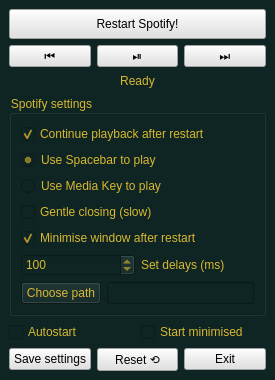
Before: the Qt Designer form mainwindow.ui in Alsweider/SpotiQuit, drawn with Qt 5.
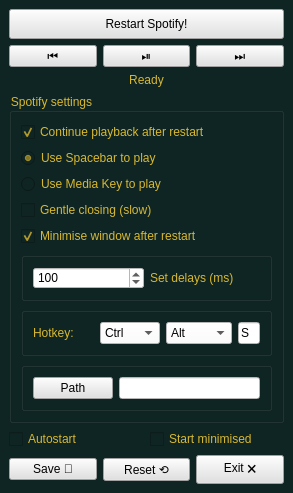
After: the same form once the commit is applied. Icons and pictures are not drawn.

Patch:
```diff
--- a/mainwindow.ui
+++ b/mainwindow.ui
@@ -6,8 +6,8 @@
    <rect>
     <x>0</x>
     <y>0</y>
-    <width>275</width>
-    <height>380</height>
+    <width>293</width>
+    <height>469</height>
    </rect>
   </property>
   <property name="sizePolicy">
@@ -27,10 +27,10 @@
    <string notr="true">background-color: rgb(15, 37, 35);</string>
   </property>
   <widget class="QWidget" name="centralwidget">
-   <layout class="QGridLayout" name="gridLayout">
+   <layout class="QGridLayout" name="gridLayout_6">
     <item row="0" column="0">
-     <layout class="QVBoxLayout" name="verticalLayout">
-      <item>
+     <layout class="QGridLayout" name="gridLayout_5">
+      <item row="0" column="0">
        <widget class="QPushButton" name="pushButton">
         <property name="sizePolicy">
          <sizepolicy hsizetype="Preferred" vsizetype="Fixed">
@@ -60,7 +60,7 @@
         </property>
        </widget>
       </item>
-      <item>
+      <item row="1" column="0">
        <layout class="QHBoxLayout" name="horizontalLayout">
         <item>
          <widget class="QPushButton" name="pushButton_2">
@@ -109,7 +109,7 @@
         </item>
        </layout>
       </item>
-      <item>
+      <item row="2" column="0">
        <widget class="QLabel" name="label">
         <property name="sizePolicy">
          <sizepolicy hsizetype="Preferred" vsizetype="Minimum">
@@ -159,8 +159,42 @@
       <property name="title">
        <string>Spotify settings</string>
       </property>
-      <layout class="QGridLayout" name="gridLayout_2">
-       <item row="2" column="0">
+      <layout class="QGridLayout" name="gridLayout">
+       <item row="0" column="0">
+        <layout class="QVBoxLayout" name="verticalLayout_4">
+         <item>
+          <layout class="QVBoxLayout" name="verticalLayout_3">
+           <item>
+            <widget class="QCheckBox" name="resumePlaybackCheckBox">
+             <property name="toolTip">
+              <string>&lt;html&gt;&lt;head/&gt;&lt;body&gt;&lt;p&gt;Continue playing music after Spotify restarts.&lt;/p&gt;&lt;/body&gt;&lt;/html&gt;</string>
+             </property>
+             <property name="text">
+              <string>Continue playback after restart</string>
+             </property>
+             <property name="checked">
+              <bool>true</bool>
+             </property>
+            </widget>
+           </item>
+           <item>
+            <widget class="QRadioButton" name="radioButton_2">
+             <property name="toolTip">
+              <string>&lt;html&gt;&lt;head/&gt;&lt;body&gt;&lt;p&gt;Select the button to start playback.&lt;/p&gt;&lt;/body&gt;&lt;/html&gt;</string>
+             </property>
+             <property name="styleSheet">
+              <string notr="true">color: rgb(216, 184, 49);
+font: 700 9pt &quot;Arial&quot;;</string>
+             </property>
+             <property name="text">
+              <string>Use Spacebar to play</string>
+             </property>
+             <property name="checked">
+              <bool>true</bool>
+             </property>
+            </widget>
+           </item>
+           <item>
         <widget class="QRadioButton" name="radioButton">
          <property name="toolTip">
           <string>Select the button to start playback.</string>
@@ -177,9 +211,44 @@
          </property>
         </widget>
        </item>
-       <item row="5" column="0">
-        <layout class="QHBoxLayout" name="horizontalLayout_2">
          <item>
+            <widget class="QCheckBox" name="checkBoxGentleClosing">
+             <property name="toolTip">
+              <string>&lt;html&gt;&lt;head/&gt;&lt;body&gt;&lt;p&gt;The option for soft people. Maintains playback progress and volume and ensures that the tray icons are tidy - at the expense of time. Technically, it uses taskkill without the /f (force) parameter.&lt;/p&gt;&lt;/body&gt;&lt;/html&gt;</string>
+             </property>
+             <property name="text">
+              <string>Gentle closing (slow)</string>
+             </property>
+            </widget>
+           </item>
+           <item>
+            <widget class="QCheckBox" name="checkBox">
+             <property name="toolTip">
+              <string>Minimises the Spotify window after resuming playback.</string>
+             </property>
+             <property name="styleSheet">
+              <string notr="true">color: rgb(216, 184, 49);
+font: 700 9pt &quot;Arial&quot;;</string>
+             </property>
+             <property name="text">
+              <string>Minimise window after restart</string>
+             </property>
+             <property name="checked">
+              <bool>true</bool>
+             </property>
+            </widget>
+           </item>
+          </layout>
+         </item>
+         <item>
+          <layout class="QVBoxLayout" name="verticalLayout_2">
+           <item>
+            <widget class="QGroupBox" name="groupBoxDelay">
+             <property name="title">
+              <string/>
+             </property>
+             <layout class="QGridLayout" name="gridLayout_2">
+              <item row="0" column="0">
           <widget class="QSpinBox" name="spinBox">
            <property name="sizePolicy">
             <sizepolicy hsizetype="Preferred" vsizetype="Fixed">
@@ -190,6 +259,10 @@
            <property name="toolTip">
             <string>&lt;html&gt;&lt;head/&gt;&lt;body&gt;&lt;p&gt;Sleep time per break in milliseconds.&lt;/p&gt;&lt;p&gt;Slower systems may need a higher delay.&lt;/p&gt;&lt;/body&gt;&lt;/html&gt;</string>
            </property>
+                <property name="styleSheet">
+                 <string notr="true">color: rgb(0, 0, 0);
+background-color: rgb(255,255,255);</string>
+                </property>
            <property name="alignment">
             <set>Qt::AlignLeading|Qt::AlignLeft|Qt::AlignVCenter</set>
            </property>
@@ -207,7 +280,7 @@
            </property>
           </widget>
          </item>
-         <item>
+              <item row="0" column="1">
           <widget class="QLabel" name="label_2">
            <property name="sizePolicy">
             <sizepolicy hsizetype="Preferred" vsizetype="Preferred">
@@ -227,9 +300,16 @@
           </widget>
          </item>
         </layout>
-       </item>
-       <item row="1" column="0">
-        <widget class="QRadioButton" name="radioButton_2">
+            </widget>
+           </item>
+           <item>
+            <widget class="QGroupBox" name="groupBoxHotkey">
+             <property name="title">
+              <string/>
+             </property>
+             <layout class="QGridLayout" name="gridLayout_3">
+              <item row="0" column="0">
+               <widget class="QLabel" name="label_3">
          <property name="toolTip">
           <string>&lt;html&gt;&lt;head/&gt;&lt;body&gt;&lt;p&gt;Select the button to start playback.&lt;/p&gt;&lt;/body&gt;&lt;/html&gt;</string>
          </property>
@@ -238,73 +318,117 @@
 font: 700 9pt &quot;Arial&quot;;</string>
          </property>
          <property name="text">
-          <string>Use Spacebar to play</string>
-         </property>
-         <property name="checked">
-          <bool>true</bool>
-         </property>
-        </widget>
-       </item>
-       <item row="6" column="0">
-        <layout class="QHBoxLayout" name="horizontalLayout_3">
+                 <string>Hotkey:</string>
+                </property>
+               </widget>
+              </item>
+              <item row="0" column="1">
+               <widget class="QComboBox" name="comboBoxModifier_1">
+                <property name="toolTip">
+                 <string>&lt;html&gt;&lt;head/&gt;&lt;body&gt;&lt;p&gt;Choose your key combination to restart Spotify.&lt;/p&gt;&lt;/body&gt;&lt;/html&gt;</string>
+                </property>
+                <property name="styleSheet">
+                 <string notr="true">color: rgb(0, 0, 0);
+background-color: rgb(255,255,255);</string>
+                </property>
+                <item>
+                 <property name="text">
+                  <string>Ctrl</string>
+                 </property>
+                </item>
+                <item>
+                 <property name="text">
+                  <string>Alt</string>
+                 </property>
+                </item>
+               </widget>
+              </item>
+              <item row="0" column="2">
+               <widget class="QComboBox" name="comboBoxModifier_2">
+                <property name="toolTip">
+                 <string>&lt;html&gt;&lt;head/&gt;&lt;body&gt;&lt;p&gt;Choose your key combination to restart Spotify.&lt;/p&gt;&lt;/body&gt;&lt;/html&gt;</string>
+                </property>
+                <property name="styleSheet">
+                 <string notr="true">color: rgb(0, 0, 0);
+background-color: rgb(255,255,255);</string>
+                </property>
          <item>
+                 <property name="text">
+                  <string>Alt</string>
+                 </property>
+                </item>
+                <item>
+                 <property name="text">
+                  <string>Ctrl</string>
+                 </property>
+                </item>
+                <item>
+                 <property name="text">
+                  <string>[None]</string>
+                 </property>
+                </item>
+               </widget>
+              </item>
+              <item row="0" column="3">
+               <widget class="QLineEdit" name="lineEditHotkey">
+                <property name="maximumSize">
+                 <size>
+                  <width>22</width>
+                  <height>16777215</height>
+                 </size>
+                </property>
+                <property name="toolTip">
+                 <string>&lt;html&gt;&lt;head/&gt;&lt;body&gt;&lt;p&gt;Choose your key combination to restart Spotify.&lt;/p&gt;&lt;/body&gt;&lt;/html&gt;</string>
+                </property>
+                <property name="styleSheet">
+                 <string notr="true">color: rgb(0, 0, 0);
+background-color: rgb(255,255,255);</string>
+                </property>
+                <property name="text">
+                 <string>S</string>
+                </property>
+               </widget>
+              </item>
+             </layout>
+            </widget>
+           </item>
+           <item>
+            <widget class="QGroupBox" name="groupBoxPath">
+             <property name="title">
+              <string/>
+             </property>
+             <layout class="QGridLayout" name="gridLayout_4">
+              <item row="0" column="0">
           <widget class="QPushButton" name="pushButton_4">
            <property name="toolTip">
             <string>&lt;html&gt;&lt;head/&gt;&lt;body&gt;&lt;p&gt;Select path to Spotify.exe. (Only works without spaces.)&lt;/p&gt;&lt;/body&gt;&lt;/html&gt;</string>
            </property>
+                <property name="styleSheet">
+                 <string notr="true">background-color: rgb(225, 225, 225);
+color: rgb(0, 0, 0);</string>
+                </property>
            <property name="text">
-            <string>Choose path</string>
+                 <string>Path</string>
            </property>
           </widget>
          </item>
-         <item>
+              <item row="0" column="1">
           <widget class="QLineEdit" name="lineEdit">
            <property name="toolTip">
             <string>&lt;html&gt;&lt;head/&gt;&lt;body&gt;&lt;p&gt;Selected path to the installed Spotify.exe. &lt;br/&gt;Default: %appdata%\Spotify\Spotify.exe&lt;br/&gt;(Only works without spaces.)&lt;/p&gt;&lt;/body&gt;&lt;/html&gt;</string>
            </property>
-          </widget>
-         </item>
-        </layout>
-       </item>
-       <item row="4" column="0">
-        <widget class="QCheckBox" name="checkBox">
-         <property name="toolTip">
-          <string>Minimises the Spotify window after resuming playback.</string>
-         </property>
          <property name="styleSheet">
-          <string notr="true">color: rgb(216, 184, 49);
-font: 700 9pt &quot;Arial&quot;;</string>
-         </property>
-         <property name="text">
-          <string>Minimise window after restart</string>
-         </property>
-         <property name="checked">
-          <bool>true</bool>
-         </property>
-        </widget>
-       </item>
-       <item row="0" column="0">
-        <widget class="QCheckBox" name="resumePlaybackCheckBox">
-         <property name="toolTip">
-          <string>&lt;html&gt;&lt;head/&gt;&lt;body&gt;&lt;p&gt;Continue playing music after Spotify restarts.&lt;/p&gt;&lt;/body&gt;&lt;/html&gt;</string>
-         </property>
-         <property name="text">
-          <string>Continue playback after restart</string>
-         </property>
-         <property name="checked">
-          <bool>true</bool>
-         </property>
-        </widget>
-       </item>
-       <item row="3" column="0">
-        <widget class="QCheckBox" name="checkBoxGentleClosing">
-         <property name="toolTip">
-          <string>&lt;html&gt;&lt;head/&gt;&lt;body&gt;&lt;p&gt;The option for soft people. Maintains playback progress and volume and ensures that the tray icons are tidy - at the expense of time. Technically, it uses taskkill without the /f (force) parameter.&lt;/p&gt;&lt;/body&gt;&lt;/html&gt;</string>
-         </property>
-         <property name="text">
-          <string>Gentle closing (slow)</string>
-         </property>
-        </widget>
+                 <string notr="true">color: rgb(0, 0, 0);
+background-color: rgb(255,255,255);</string>
+                </property>
+               </widget>
+              </item>
+             </layout>
+            </widget>
+           </item>
+          </layout>
+         </item>
+        </layout>
        </item>
       </layout>
      </widget>
@@ -352,7 +476,7 @@
          <string notr="true">background-color: rgb(225, 225, 225);</string>
         </property>
         <property name="text">
-         <string>Save settings</string>
+         <string>Save 💾</string>
         </property>
        </widget>
       </item>
@@ -378,7 +502,7 @@
          <string notr="true">background-color: rgb(225, 225, 225);</string>
         </property>
         <property name="text">
-         <string>Exit</string>
+         <string>Exit 🗙</string>
         </property>
        </widget>
       </item>
```
Left out of the diff: 8 changed lines with no effect on the pictures. Lines whose indentation alone changed are shown as unchanged.
